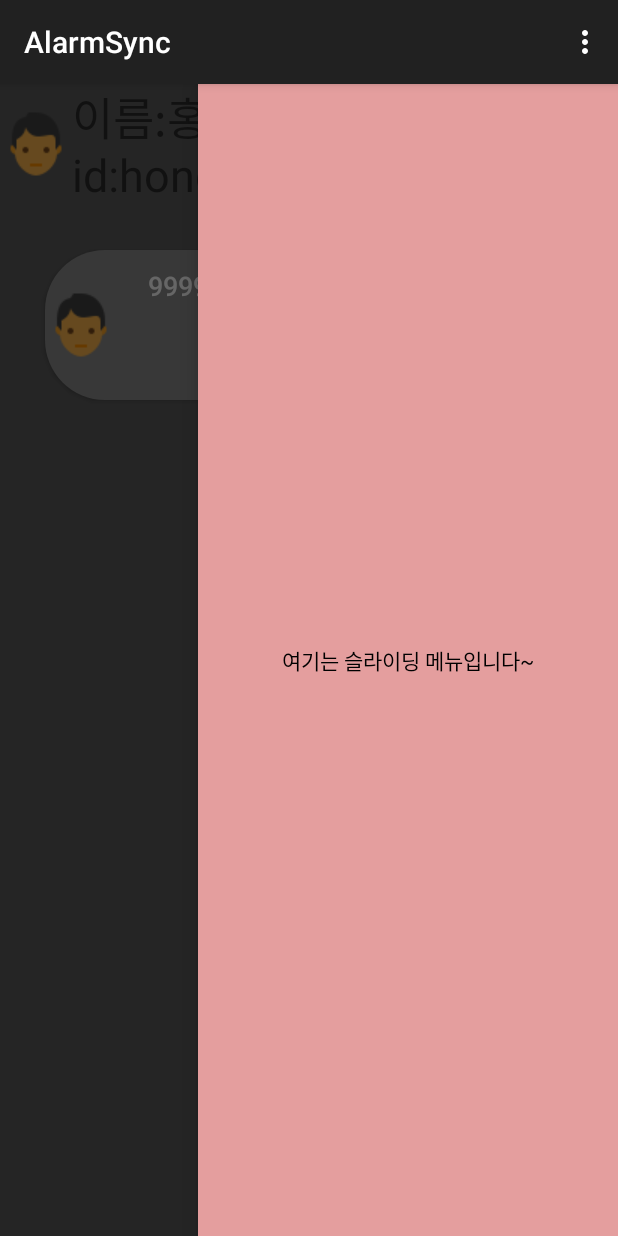
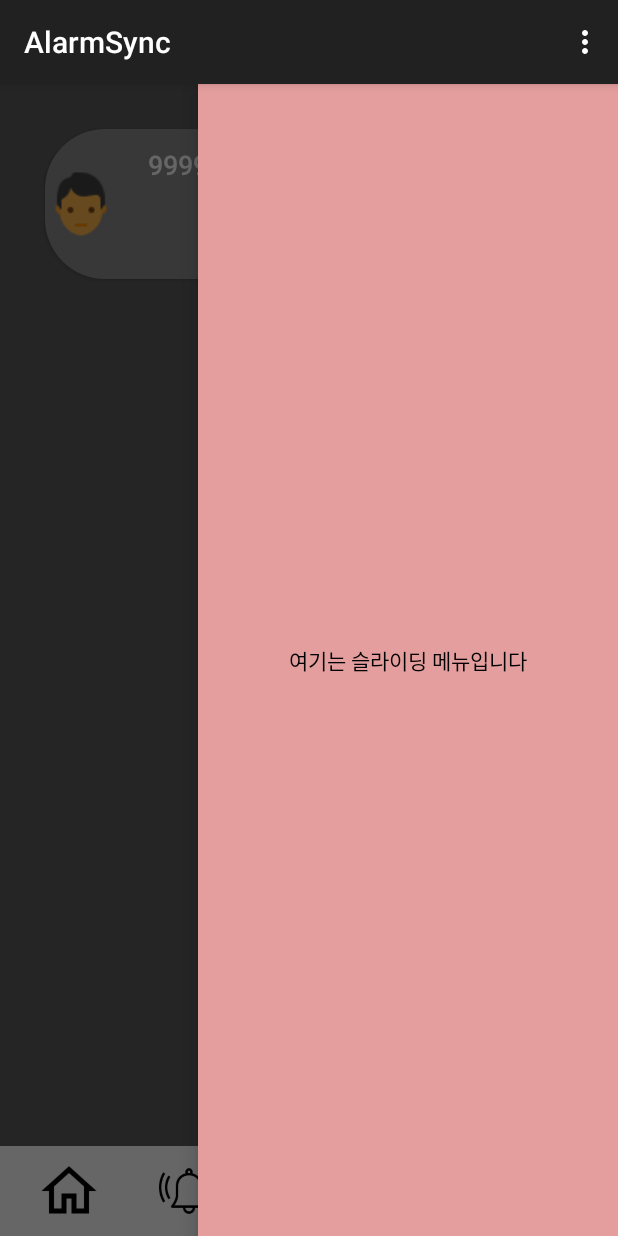
Before and after one commit to azattspace97/AlarmSync, an Android app: the screen it shows after launch (MainActivity), with the side drawer open, on a phone screen of 412 x 824 dp. Run offline under Robolectric (Android 15) with nearby library versions, the phone set to English and light mode, and no system bars.

Commit message:
19/09/22 Menu update

```diff
--- /dev/null
+++ b/app/src/main/res/drawable/main_menu_alarm.xml
@@ -0,0 +1,6 @@
+<?xml version="1.0" encoding="utf-8"?>
+<selector xmlns:android="http://schemas.android.com/apk/res/android">
+    <item android:state_pressed="true"
+        android:drawable="@mipmap/main_menu_alarm_on"/>
+    <item android:drawable="@mipmap/main_menu_alarm_off"/>
+</selector>
--- /dev/null
+++ b/app/src/main/res/drawable/main_menu_group.xml
@@ -0,0 +1,6 @@
+<?xml version="1.0" encoding="utf-8"?>
+<selector xmlns:android="http://schemas.android.com/apk/res/android">
+    <item android:state_pressed="true"
+        android:drawable="@mipmap/main_menu_group_on"/>
+    <item android:drawable="@mipmap/main_menu_group_off"/>
+</selector>
--- /dev/null
+++ b/app/src/main/res/drawable/main_menu_home.xml
@@ -0,0 +1,6 @@
+<?xml version="1.0" encoding="utf-8"?>
+<selector xmlns:android="http://schemas.android.com/apk/res/android">
+    <item android:state_pressed="true"
+        android:drawable="@mipmap/main_menu_home_on"/>
+    <item android:drawable="@mipmap/main_menu_home_off"/>
+</selector>
--- /dev/null
+++ b/app/src/main/res/drawable/main_menu_info.xml
@@ -0,0 +1,6 @@
+<?xml version="1.0" encoding="utf-8"?>
+<selector xmlns:android="http://schemas.android.com/apk/res/android">
+    <item android:state_pressed="true"
+        android:drawable="@mipmap/main_menu_info_on"/>
+    <item android:drawable="@mipmap/main_menu_info_off"/>
+</selector>
--- /dev/null
+++ b/app/src/main/res/drawable/main_menu_setting.xml
@@ -0,0 +1,6 @@
+<?xml version="1.0" encoding="utf-8"?>
+<selector xmlns:android="http://schemas.android.com/apk/res/android">
+    <item android:state_pressed="true"
+        android:drawable="@mipmap/main_menu_setting_on"/>
+    <item android:drawable="@mipmap/main_menu_setting_off"/>
+</selector>
--- a/app/src/main/res/layout/activity_main.xml
+++ b/app/src/main/res/layout/activity_main.xml
@@ -1,51 +1,96 @@
 <?xml version="1.0" encoding="utf-8"?>
 <androidx.drawerlayout.widget.DrawerLayout
     xmlns:android="http://schemas.android.com/apk/res/android"
+    xmlns:tools="http://schemas.android.com/tools"
     android:id="@+id/mainLayout"
     android:layout_width="match_parent"
     android:layout_height="match_parent">
 
 
     <LinearLayout
-        xmlns:tools="http://schemas.android.com/tools"
         android:layout_width="match_parent"
         android:layout_height="match_parent"
         android:orientation="vertical"
         android:background="#5D5D5D"
         tools:context=".MainActivity">
     <!--- 액션바 추가하기 -->
-        <TextView
+        <LinearLayout
             android:layout_width="match_parent"
-            android:layout_height="wrap_content"
-            android:text="이름:홍길동\nid:hong_gil"
-            android:textSize="30dp"
-            android:drawableLeft="@mipmap/main_alarm_human"
-            >
-        </TextView>
+            android:layout_height="match_parent"
+            android:layout_weight="2"
+            android:orientation="vertical">
 
             <Button
                 android:layout_width="match_parent"
                 android:layout_height="100dp"
-            android:text="9999년 99년 99일 99시 99분 99초\n상대방:홍길동\n내용:집으로가기"
-            android:textSize="18dp"
-            android:textColor="#FFFFFF"
-            android:textAlignment="center"
-            android:gravity="center"
+                android:layout_margin="30dp"
                 android:background="@drawable/main_alarmwindow"
                 android:drawableLeft="@mipmap/main_alarm_human"
-            android:layout_margin="30dp"
+                android:gravity="center"
                 android:hint="알람을 추가하여 주십시오."
-            >
-        </Button>
+                android:text="9999년 99년 99일 99시 99분 99초\n상대방:홍길동\n내용:집으로가기"
+                android:textAlignment="center"
+                android:textColor="#FFFFFF"
+                android:textSize="18dp"></Button>
 
             <Button
+                android:id="@+id/testbtn"
                 android:layout_width="50dp"
                 android:layout_height="50dp"
-            android:background="@drawable/main_alarmadd"
                 android:layout_gravity="center"
-            android:id="@+id/testbtn"
+                android:background="@drawable/main_alarmadd"></Button>
+        </LinearLayout>
+
+        <LinearLayout
+            android:layout_width="match_parent"
+            android:layout_height="wrap_content"
+            android:orientation="horizontal"
+            android:gravity="center"
+            android:background="#FFFFFF"
             >
-        </Button>
+
+            <Button
+                android:layout_width="40dp"
+                android:layout_height="40dp"
+                android:background="@drawable/main_menu_home"
+                android:layout_marginHorizontal="20dp"
+                android:layout_marginVertical="10dp"
+                />
+
+            <Button
+                android:layout_width="40dp"
+                android:layout_height="40dp"
+                android:background="@drawable/main_menu_alarm"
+                android:layout_marginHorizontal="20dp"
+                android:layout_marginVertical="10dp"
+                />
+
+            <Button
+                android:layout_width="40dp"
+                android:layout_height="40dp"
+                android:background="@drawable/main_menu_group"
+                android:layout_marginHorizontal="20dp"
+                android:layout_marginVertical="10dp"
+                />
+
+            <Button
+                android:layout_width="40dp"
+                android:layout_height="40dp"
+                android:background="@drawable/main_menu_info"
+                android:layout_marginHorizontal="20dp"
+                android:layout_marginVertical="10dp"
+                />
+
+            <Button
+                android:layout_width="40dp"
+                android:layout_height="40dp"
+                android:background="@drawable/main_menu_setting"
+                android:layout_marginHorizontal="20dp"
+                android:layout_marginVertical="10dp"
+                />
+
+        </LinearLayout>
+
     </LinearLayout>
 
     <LinearLayout
@@ -62,7 +107,7 @@
         <TextView
             android:layout_width="wrap_content"
             android:layout_height="wrap_content"
-            android:text="여기는 슬라이딩 메뉴입니다~"
+            android:text="여기는 슬라이딩 메뉴입니다"
             android:textColor="#000"/>
 
     </LinearLayout>
```
Also changed, not shown: app/src/main/res/mipmap/main_menu_alarm_off.png (added), app/src/main/res/mipmap/main_menu_alarm_on.png (added), app/src/main/res/mipmap/main_menu_group_off.png (added), app/src/main/res/mipmap/main_menu_group_on.png (added), app/src/main/res/mipmap/main_menu_home_off.png (added), app/src/main/res/mipmap/main_menu_home_on.png (added), app/src/main/res/mipmap/main_menu_info_off.png (added), app/src/main/res/mipmap/main_menu_info_on.png (added), app/src/main/res/mipmap/main_menu_setting_off.png (added), app/src/main/res/mipmap/main_menu_setting_on.png (added). Lines whose indentation alone changed are shown as unchanged.
